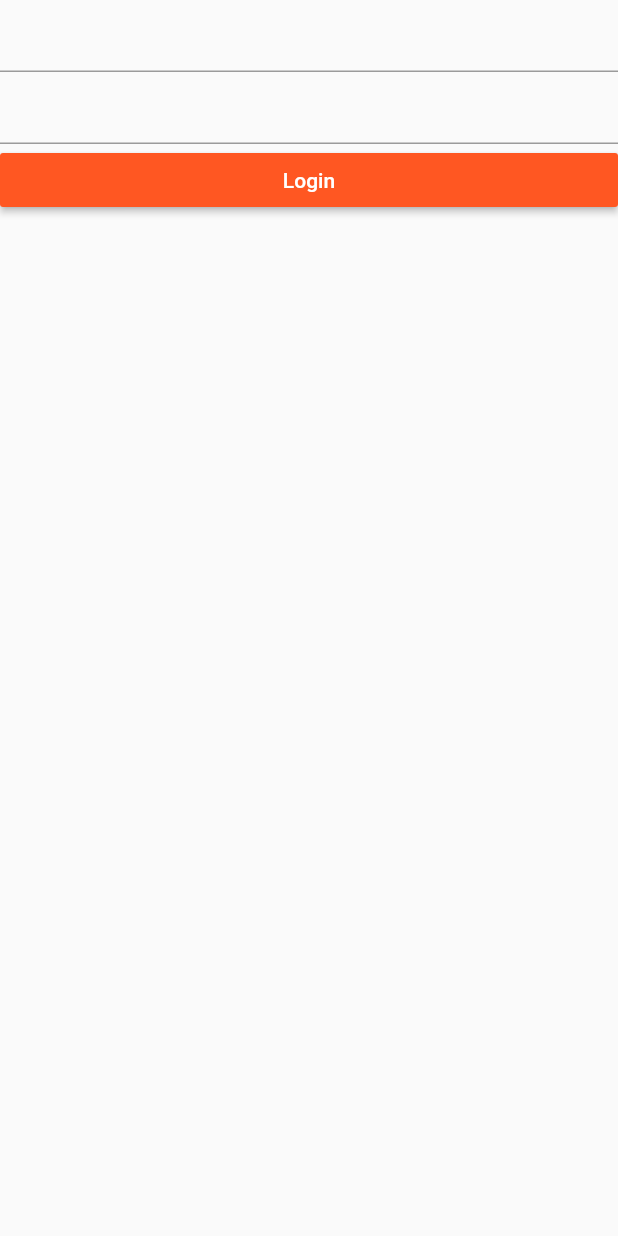
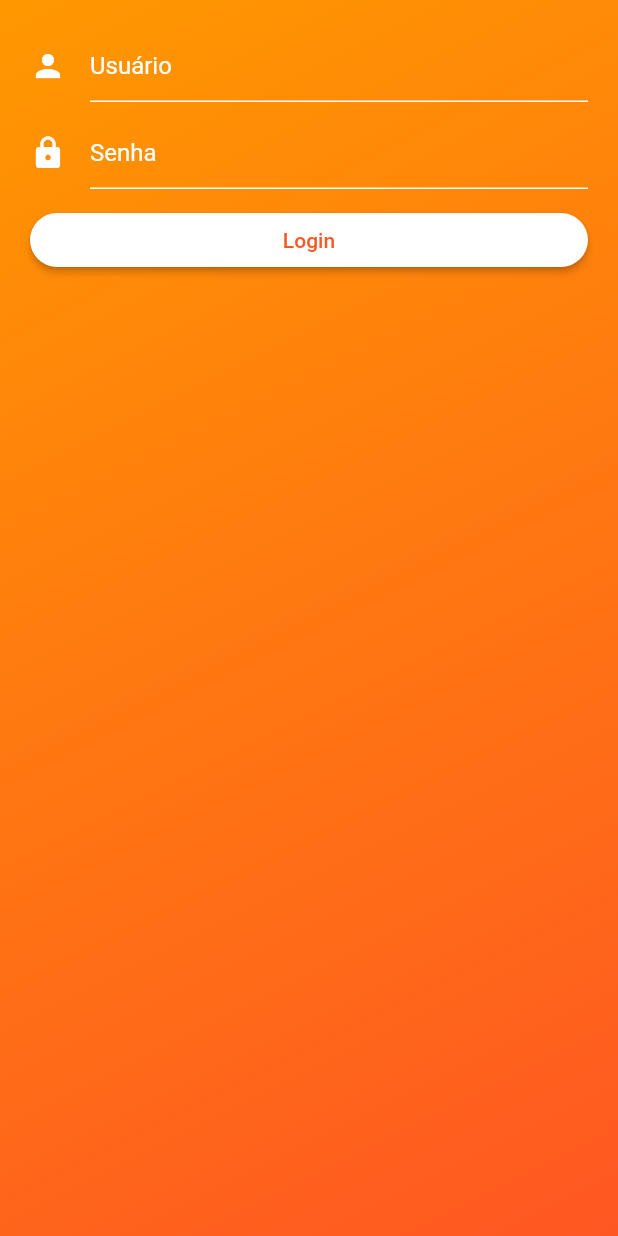
Before and after one commit to BraianMendes/Clold-Project, a Flutter app: the screen it shows after launch, on a phone screen of 412 x 824 dp. Run offline on Flutter 3.47's test engine with Material 2 defaults, Android fonts, the phone set to English and light mode, and no system bars; our stand-ins replace flutter_swiper, qr_flutter.

Commit message:
Tela Login 2
login 2.0

```diff
--- a/App/lib/screens/login.dart
+++ b/App/lib/screens/login.dart
@@ -8,22 +8,63 @@ class LoginScreen extends StatefulWidget {
 class _LoginScreenState extends State<LoginScreen> {
   @override
   Widget build(BuildContext context) {
+
+    Widget _buildBodyBack() => Container(
+      decoration: BoxDecoration(
+          gradient: LinearGradient(
+              colors: [
+                Colors.orange,
+                Colors.deepOrange
+              ],
+              begin: Alignment.topLeft,
+              end: Alignment.bottomRight
+          )
+      )
+    );
+
+
     return Scaffold(
-        body: Center(
-          child: Form(
+        body: Stack(
+          children: <Widget>[
+            _buildBodyBack(),
+            Center(
+          child: Padding(
+            padding: EdgeInsets.all(20.0),
+            child: Form(
             child: ListView(
               children: <Widget>[
                 TextFormField(
-
+                  decoration: InputDecoration(
+                          icon: Icon(Icons.person, color: Colors.white,),
+                          hintText: "Usuário",
+                          hintStyle: TextStyle(color: Colors.white),
+                          enabledBorder: UnderlineInputBorder(borderSide: BorderSide(color: Colors.white))
+                  )
                 ),
+                SizedBox(height: 10.0,),
                 TextFormField(
-
+                  decoration: InputDecoration(
+                          icon: Icon(Icons.lock, color: Colors.white,),
+                          hintText: "Senha",
+                          hintStyle: TextStyle(color: Colors.white),
+                          enabledBorder: UnderlineInputBorder(borderSide: BorderSide(color: Colors.white))
+                  )
                 ),
-                RaisedButton(onPressed:(){}, child: Text("Login",style: TextStyle(color: Colors.white,)),color: Colors.deepOrange,)
+                SizedBox(height: 10.0,),
+                RaisedButton(onPressed:(){},
+                child: Text("Login",style: TextStyle(
+                  color: Colors.deepOrange,),
+                  ),
+                color: Colors.white,
+                shape: RoundedRectangleBorder(borderRadius: BorderRadius.circular(30.0)),
+                )
               ],
             ),
           ),
+          ),
         ),
+          ],
+        )
     );
   }
 }
```
